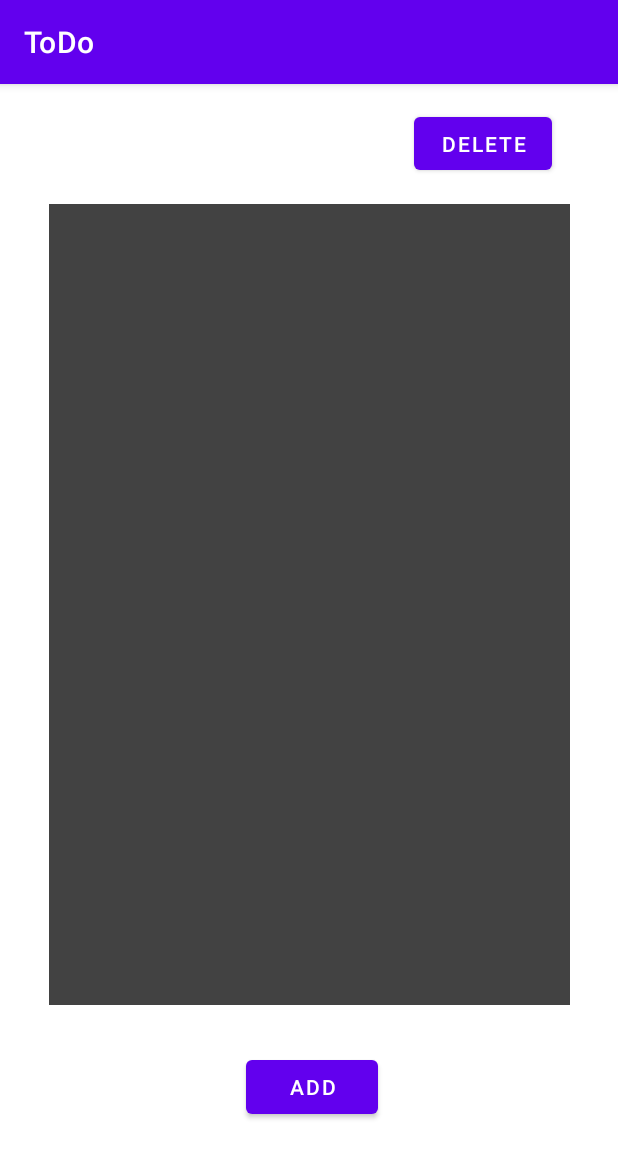
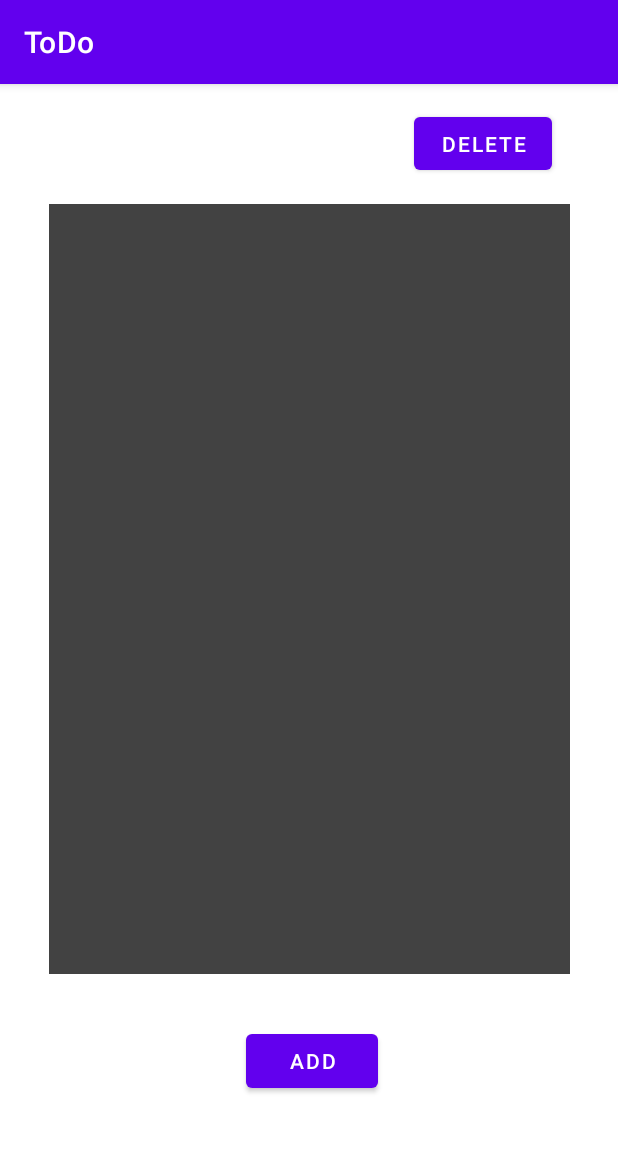
Before and after one commit to Mouaaa/ToDoList, an Android app: the screen it shows after launch (MainActivity), on a phone screen of 412 x 824 dp. Shown: the top 1158 px of the screen. Run offline under Robolectric (Android 15) with nearby library versions, the phone set to English and light mode, and no system bars.

Commit message:
Ajustement taille

```diff
--- a/app/src/main/res/layout/activity_main.xml
+++ b/app/src/main/res/layout/activity_main.xml
@@ -11,7 +11,7 @@
     <FrameLayout
         android:id="@+id/frameLayout"
         android:layout_width="347dp"
-        android:layout_height="534dp"
+        android:layout_height="513dp"
         android:layout_marginTop="80dp"
         android:layout_marginEnd="32dp"
         android:background="@color/cardview_dark_background"
```
